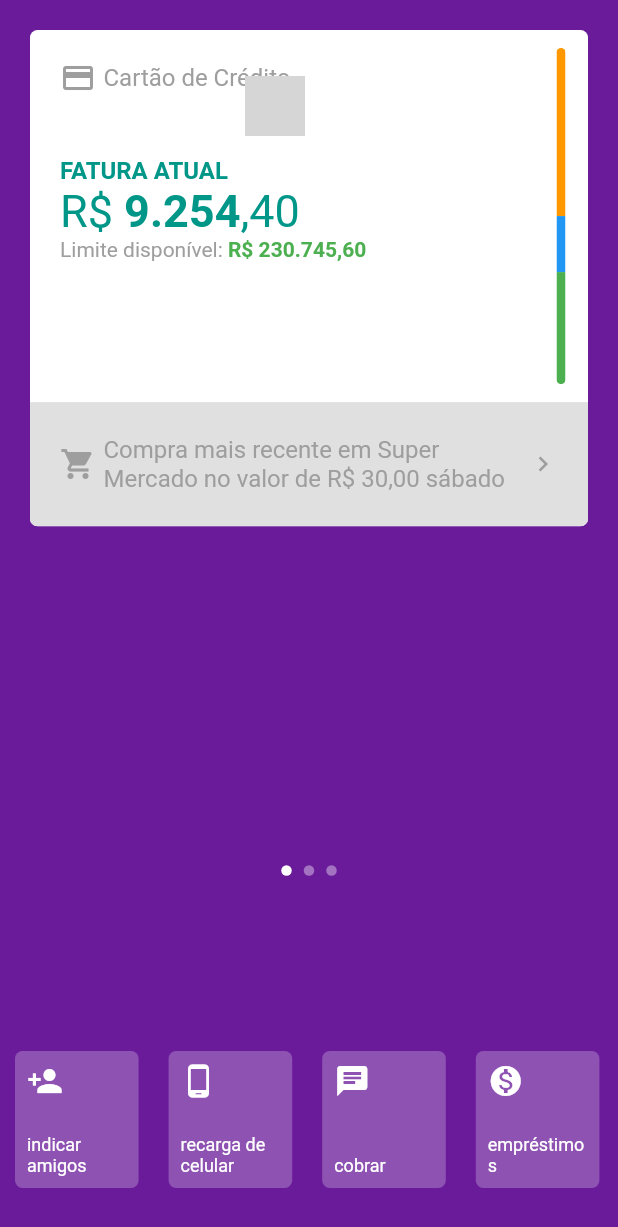
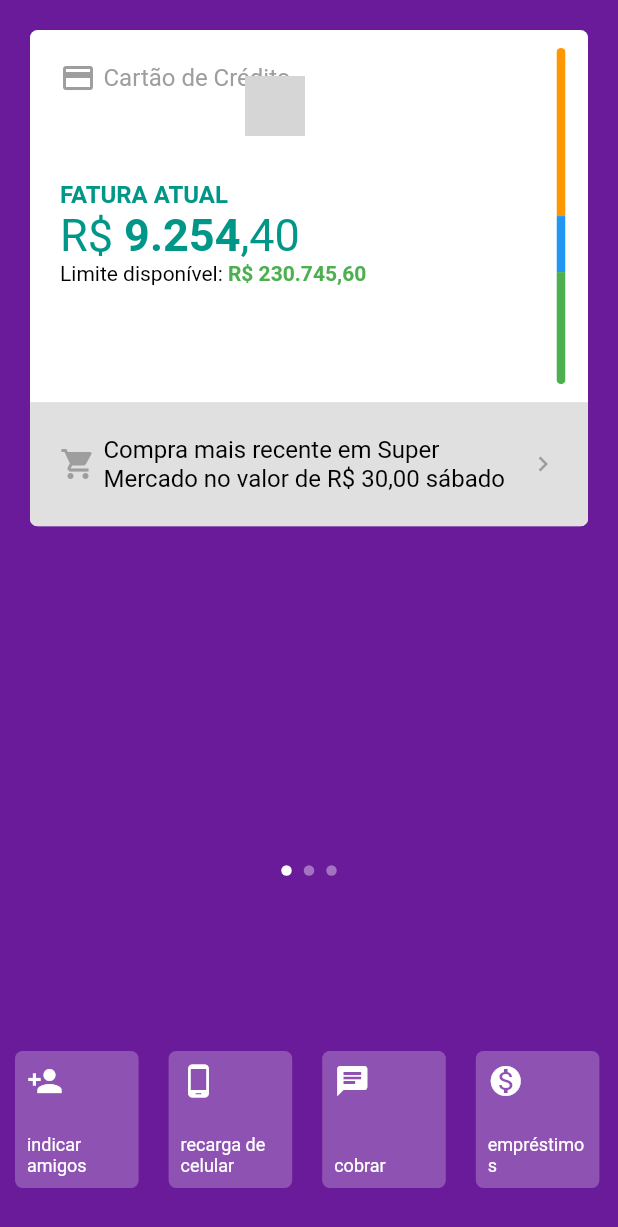
Before and after one commit to GabrielZolk/nubank-flutter, a Flutter app: the screen it shows after launch, on a phone screen of 412 x 824 dp. Shown: the top 1227 px of the screen. Run offline on Flutter 3.47's test engine with Material 2 defaults, Android fonts, the light colour scheme and no system bars; network calls fail; grey boxes are pictures that could not be loaded.

Commit message:
fix sizes and flex

```diff
--- a/lib/pages/home/home_page.dart
+++ b/lib/pages/home/home_page.dart
@@ -52,6 +52,11 @@ class _HomePageState extends State<HomePage> {
             BottomMenu(
               showMenu: _showMenu,
             ),
+             MyDotApp(
+              showMenu: _showMenu,
+              top: _screenHeight * .70,
+              currentIndex: _currentIndex,
+            ),
             PageViewApp(
               showMenu: _showMenu,
               top:
@@ -99,11 +104,6 @@ class _HomePageState extends State<HomePage> {
                 });
               },
             ),
-            MyDotApp(
-              showMenu: _showMenu,
-              top: _screenHeight * .70,
-              currentIndex: _currentIndex,
-            ),
           ],
         ));
   }
--- a/lib/pages/home/widgets/first_card.dart
+++ b/lib/pages/home/widgets/first_card.dart
@@ -20,6 +20,7 @@ class FirstCard extends StatelessWidget {
                   Expanded(
                       child: Column(
                     crossAxisAlignment: CrossAxisAlignment.start,
+                    mainAxisAlignment: MainAxisAlignment.spaceBetween,
                     children: <Widget>[
                       Padding(
                         padding: const EdgeInsets.all(20),
@@ -89,14 +90,15 @@ class FirstCard extends StatelessWidget {
                                 ),
                                 textAlign: TextAlign.start,
                                 style: TextStyle(
-                                  color: Colors.grey,
+                                  color: Colors.black,
                                   fontSize: 14,
                                 ),
                               ),
                             ],
                           ),
                         ),
-                      )
+                      ),
+                      SizedBox(height: MediaQuery.of(context).size.height * 0.05,),
                     ],
                   )),
                   Padding(
@@ -152,7 +154,7 @@ class FirstCard extends StatelessWidget {
                       child: Text(
                         'Compra mais recente em Super Mercado no valor de R\$ 30,00 sábado ',
                         style: TextStyle(
-                          color: Colors.grey,
+                          color: Colors.black,
                           fontSize: 16,
                         ),
                       ),
--- a/lib/pages/home/widgets/item_menu.dart
+++ b/lib/pages/home/widgets/item_menu.dart
@@ -9,7 +9,7 @@ class ItemMenu extends StatelessWidget {
   @override
   Widget build(BuildContext context) {
     return Container(
-      height: 36,
+      height: 42,
       decoration: BoxDecoration(
         border: Border(
           bottom: BorderSide(width: 0.7, color: Colors.white54),
--- a/lib/pages/home/widgets/menu_app.dart
+++ b/lib/pages/home/widgets/menu_app.dart
@@ -93,7 +93,7 @@ class MenuApp extends StatelessWidget {
                         height: 26,
                       ),
                               Container(
-                                height: 35,
+                                height: 42,
                                 decoration: BoxDecoration(
                                   border: Border.all(width: 0.7, color: Colors.white54),
                                 ),
@@ -102,7 +102,7 @@ class MenuApp extends StatelessWidget {
                                           primary: Colors.purple[800],
                                           elevation: 0,
                                         ),
-                                        child: Text('SAIR DO APP', style: TextStyle(fontSize: 12),),
+                                        child: Text('SAIR DO APP', style: TextStyle(fontSize: 12, fontWeight: FontWeight.bold),),
                                         onPressed: () {}),
                               ),
                     ],
```
